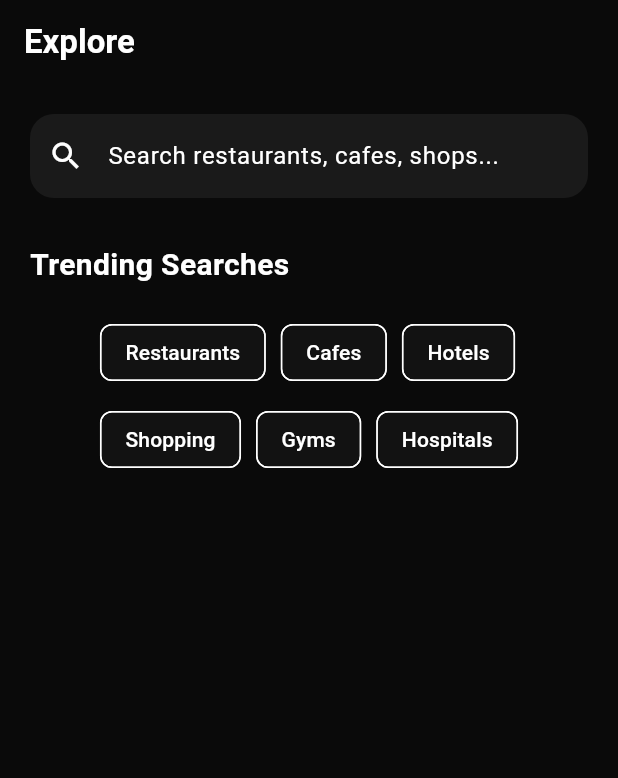
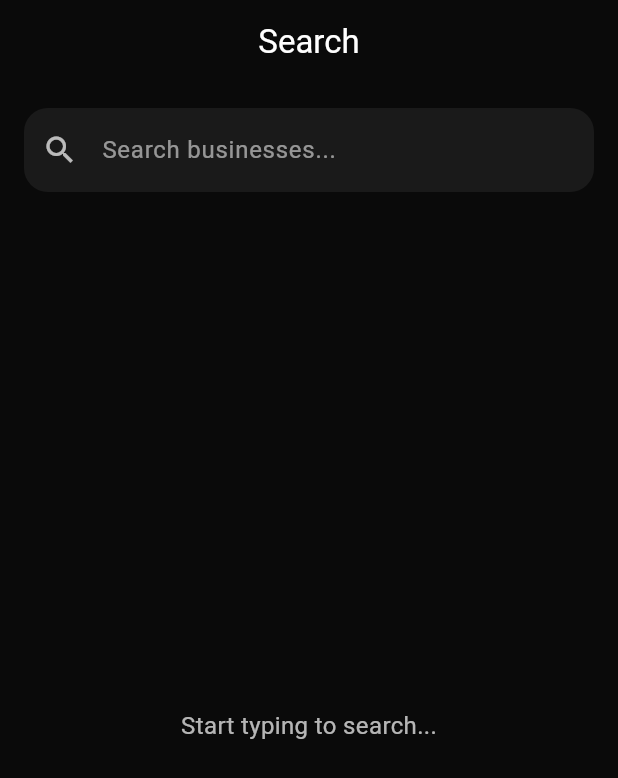
Before and after one commit to sarangfcuk-design/HOPR, a Flutter app: the SearchScreen screen opened directly, on a phone screen of 412 x 824 dp. Shown: the top 778 px of the screen. Run offline on Flutter 3.47's test engine with Material 3 defaults, Android fonts, the phone set to English and light mode, and no system bars; our stand-ins replace flutter_dotenv, flutter_riverpod, go_router, supabase_flutter; accounts and stored records are empty.

Commit message:
Sprint 3 - Live Search completed

```diff
--- a/lib/features/search/presentation/search_screen.dart
+++ b/lib/features/search/presentation/search_screen.dart
@@ -1,33 +1,40 @@
 import 'package:flutter/material.dart';
+import 'package:flutter_riverpod/flutter_riverpod.dart';
 
 import '../../../core/theme/app_colors.dart';
+import '../../business/presentation/business_detail_screen.dart';
+import '../providers/search_provider.dart';
+import '../widgets/search_result_card.dart';
 
-class SearchScreen extends StatelessWidget {
+class SearchScreen extends ConsumerWidget {
   const SearchScreen({super.key});
 
   @override
-  Widget build(BuildContext context) {
+  Widget build(BuildContext context, WidgetRef ref) {
+    final query = ref.watch(searchQueryProvider);
+    final searchResult = ref.watch(searchProvider);
+
     return Scaffold(
       backgroundColor: AppColors.background,
       appBar: AppBar(
         backgroundColor: AppColors.background,
         elevation: 0,
-        title: const Text(
-          "Explore",
-          style: TextStyle(
-            color: Colors.white,
-            fontWeight: FontWeight.bold,
-          ),
-        ),
+        centerTitle: true,
+        title: const Text("Search"),
       ),
-      body: Padding(
-        padding: const EdgeInsets.all(20),
-        child: Column(
-          children: [
-            TextField(
+      body: Column(
+        children: [
+          Padding(
+            padding: const EdgeInsets.all(16),
+            child: TextField(
+              style: const TextStyle(color: Colors.white),
               decoration: InputDecoration(
-                hintText: "Search restaurants, cafes, shops...",
-                prefixIcon: const Icon(Icons.search),
+                hintText: "Search businesses...",
+                hintStyle: const TextStyle(color: Colors.white54),
+                prefixIcon: const Icon(
+                  Icons.search,
+                  color: Colors.white70,
+                ),
                 filled: true,
                 fillColor: AppColors.surface,
                 border: OutlineInputBorder(
@@ -35,38 +42,74 @@ class SearchScreen extends StatelessWidget {
                   borderSide: BorderSide.none,
                 ),
               ),
+              onChanged: (value) {
+                ref.read(searchQueryProvider.notifier).state = value;
+              },
             ),
+          ),
 
-            const SizedBox(height: 30),
+          Expanded(
+            child: searchResult.when(
+              loading: () => const Center(
+                child: CircularProgressIndicator(),
+              ),
 
-            const Align(
-              alignment: Alignment.centerLeft,
-              child: Text(
-                "Trending Searches",
-                style: TextStyle(
-                  color: Colors.white,
-                  fontSize: 20,
-                  fontWeight: FontWeight.bold,
+              error: (error, stack) => Center(
+                child: Text(
+                  error.toString(),
+                  style: const TextStyle(color: Colors.red),
                 ),
               ),
+
+              data: (items) {
+                if (query.trim().isEmpty) {
+                  return const Center(
+                    child: Text(
+                      "Start typing to search...",
+                      style: TextStyle(
+                        color: Colors.white70,
+                        fontSize: 16,
+                      ),
+                    ),
+                  );
+                }
+
+                if (items.isEmpty) {
+                  return const Center(
+                    child: Text(
+                      "No businesses found",
+                      style: TextStyle(
+                        color: Colors.white70,
+                        fontSize: 16,
+                      ),
+                    ),
+                  );
+                }
+
+                return ListView.builder(
+                  itemCount: items.length,
+                  itemBuilder: (context, index) {
+                    final business = items[index];
+
+                    return SearchResultCard(
+                      business: business,
+                      onTap: () {
+                        Navigator.push(
+                          context,
+                          MaterialPageRoute(
+                            builder: (_) => BusinessDetailScreen(
+                              business: business,
+                            ),
+                          ),
+                        );
+                      },
+                    );
+                  },
+                );
+              },
             ),
-
-            const SizedBox(height: 20),
-
-            Wrap(
-              spacing: 10,
-              runSpacing: 10,
-              children: const [
-                Chip(label: Text("Restaurants")),
-                Chip(label: Text("Cafes")),
-                Chip(label: Text("Hotels")),
-                Chip(label: Text("Shopping")),
-                Chip(label: Text("Gyms")),
-                Chip(label: Text("Hospitals")),
-              ],
-            ),
-          ],
-        ),
+          ),
+        ],
       ),
     );
   }
--- a/lib/features/search/providers/search_provider.dart
+++ b/lib/features/search/providers/search_provider.dart
@@ -0,0 +1,25 @@
+import 'package:flutter_riverpod/flutter_riverpod.dart';
+
+import '../../../models/business_model.dart';
+import '../../../repositories/search_repository.dart';
+
+final searchRepositoryProvider = Provider<SearchRepository>((ref) {
+  return SearchRepository();
+});
+
+final searchQueryProvider = StateProvider<String>((ref) {
+  return '';
+});
+
+final searchProvider =
+    FutureProvider<List<BusinessModel>>((ref) async {
+  final query = ref.watch(searchQueryProvider);
+
+  if (query.trim().isEmpty) {
+    return [];
+  }
+
+  return ref
+      .read(searchRepositoryProvider)
+      .searchBusinesses(query);
+});
```
Also changed, not shown: lib/features/search/widgets/search_result_card.dart (+107 -0 lines), lib/repositories/search_repository.dart (+27 -0 lines).
